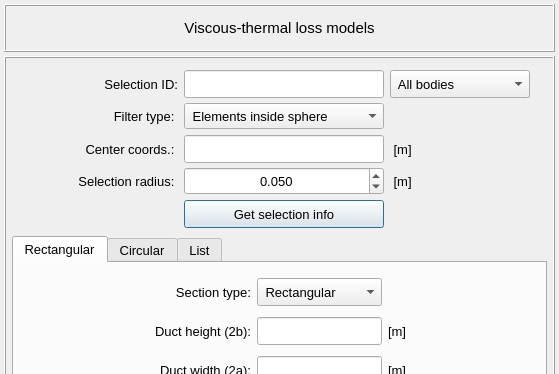
Old version of the form vibra/interface/data/ui_files/model/setup/acoustic/viscous_thermal_model_inputs.ui in the repository MOPT-UFSC/VIBRA; both pictures show x 0 to 559 and y 0 to 374 of the 559 by 741 pixel window.
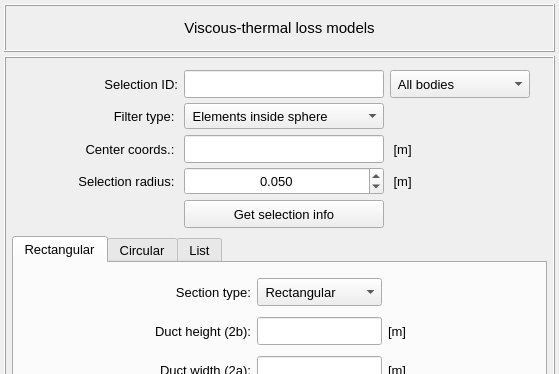
New version of the form.

What changed in the file:
```diff
--- a/vibra/interface/data/ui_files/model/setup/acoustic/viscous_thermal_model_inputs.ui
+++ b/vibra/interface/data/ui_files/model/setup/acoustic/viscous_thermal_model_inputs.ui
@@ -557,6 +557,9 @@
                <property name="text">
                 <string>Get selection info</string>
                </property>
+               <property name="autoDefault">
+                <bool>false</bool>
+               </property>
               </widget>
              </item>
              <item row="4" column="3">
```
Left out of the diff: 12 changed lines with no effect on the pictures.
